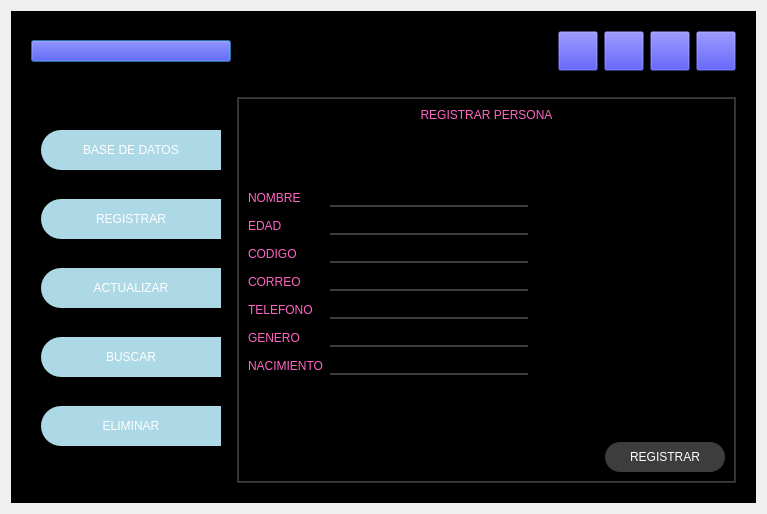
artur2281/Proyecto-Datos-y-algoritmo, file images/diseñofeliciaciones/menu.ui: the form before one commit.
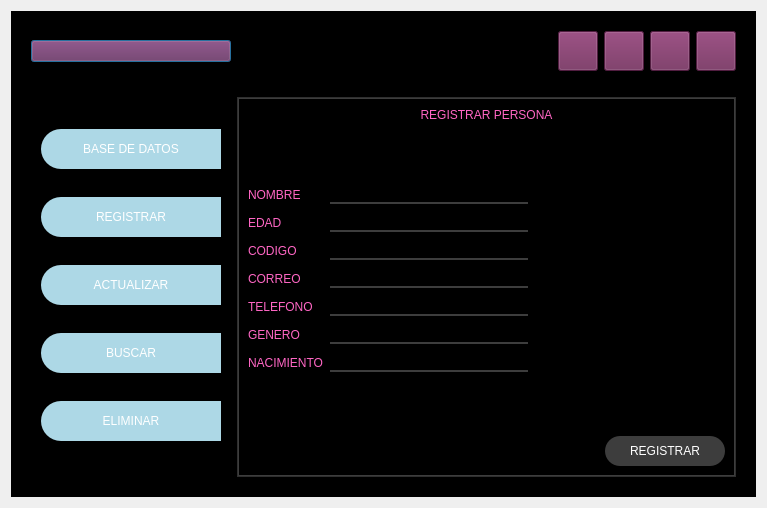
The form after the commit. The open tabs and pages were chosen to show the change. Icons and pictures are not drawn.

```diff
--- a/images/diseñofeliciaciones/menu.ui
+++ b/images/diseñofeliciaciones/menu.ui
@@ -7,7 +7,7 @@
     <x>0</x>
     <y>0</y>
     <width>767</width>
-    <height>514</height>
+    <height>508</height>
    </rect>
   </property>
   <property name="windowTitle">
@@ -34,7 +34,8 @@
 }
 
 QPushButton{
-background-color: #000000ff;
+background-color: rgb(113, 41, 90);
+color: rgb(67, 42, 255);
 border -radius:20px;
 }
 
@@ -163,6 +164,9 @@
              <height>40</height>
             </size>
            </property>
+           <property name="styleSheet">
+            <string notr="true">color: rgb(161, 9, 191);</string>
+           </property>
            <property name="text">
             <string/>
            </property>
@@ -210,6 +214,8 @@
                                 stop:0 #55A3D9, stop:1 #FF4D8E);
 }
 
+
+
 QPushButton {
     background-color: #ADD8E6; /* Cambiamos el color a rosa */
     border-top-left-radius: 20px;
@@ -219,15 +225,30 @@
     transition: background-color 0.3s, color 0.3s;
 }
 
-QPushButton: hover {
-    background-color: white; /* Cambia a blanco cuando el mouse está encima */
+
+QPushButton#pushButton_BASEDEDATOS:hover,
+QPushButton#pushButton_REGISTRAR:hover,
+QPushButton#pushButton_ELIMINAR:hover,
+QPushButton#pushButton_BUSCAR:hover,
+QPushButton#pushButton_ACTUALIZAR:hover {
+    background-color: rgb(255, 182, 193);
     border-top-left-radius: 20px;
     border-bottom-left-radius: 20px;
-    color: rgb(0, 0, 0);
+   
+	color: rgb(255, 255, 255);
     font: 77 10pt &quot;Arial Black&quot;;
 }
 
 
+QPushButton#pushButton_BASEDEDATOS: pressed,
+QPushButton#pushButton_REGISTRAR: pressed,
+QPushButton#pushButton_ELIMINAR: pressed,
+QPushButton#pushButton_BUSCAR: pressed,
+QPushButton#pushButton_ACTUALIZAR:pressed {
+    padding-left: 5px;
+    padding-top: 5px;
+	 background-color:rgb(51, 64, 255)
+}
 </string>
            </property>
            <property name="frameShape">
@@ -245,6 +266,9 @@
                 <height>40</height>
                </size>
               </property>
+              <property name="styleSheet">
+               <string notr="true"/>
+              </property>
               <property name="text">
                <string>BASE DE DATOS</string>
               </property>
```
Left out of the diff: 22 changed lines with no effect on the pictures.
